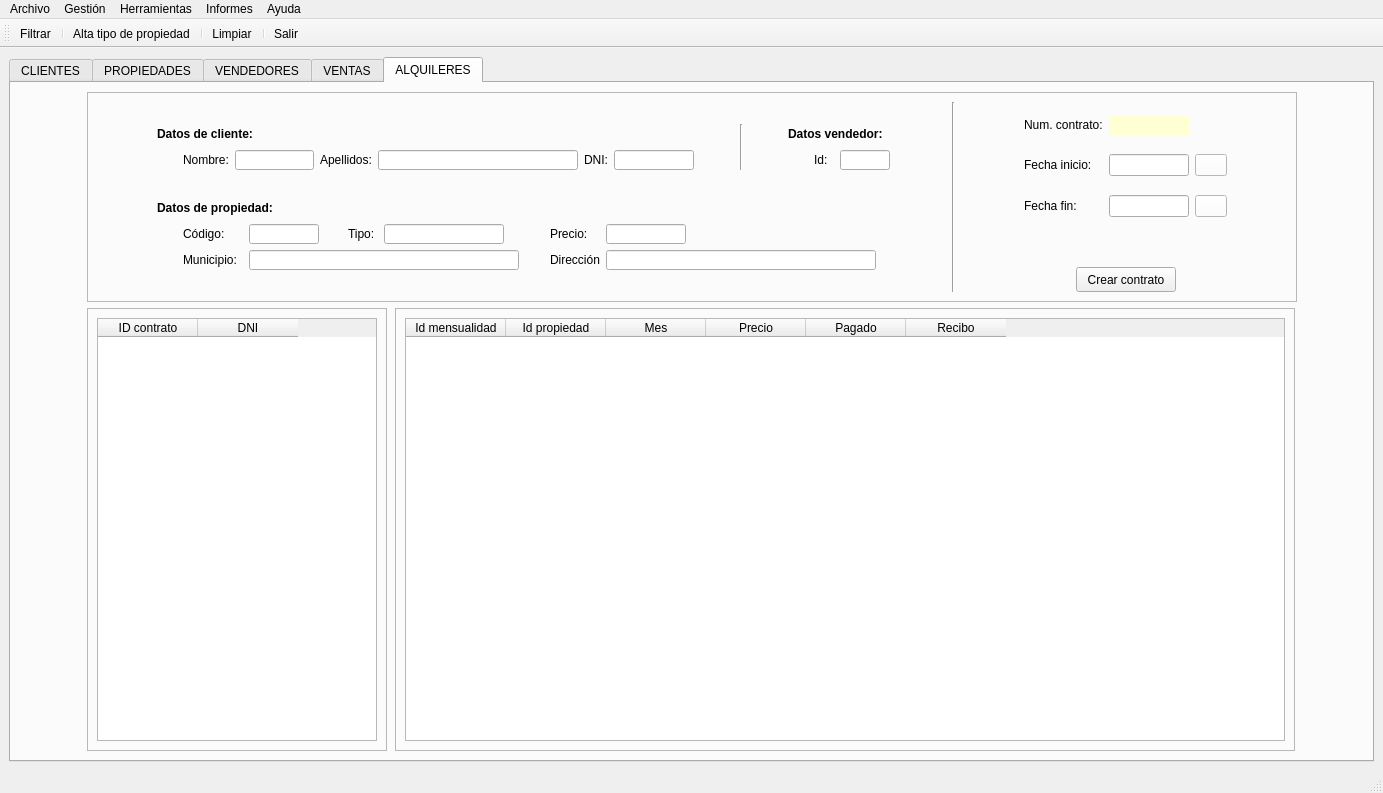
yelkov/ProyectoDI, file templates/venPrincipal.ui: the form before one commit.
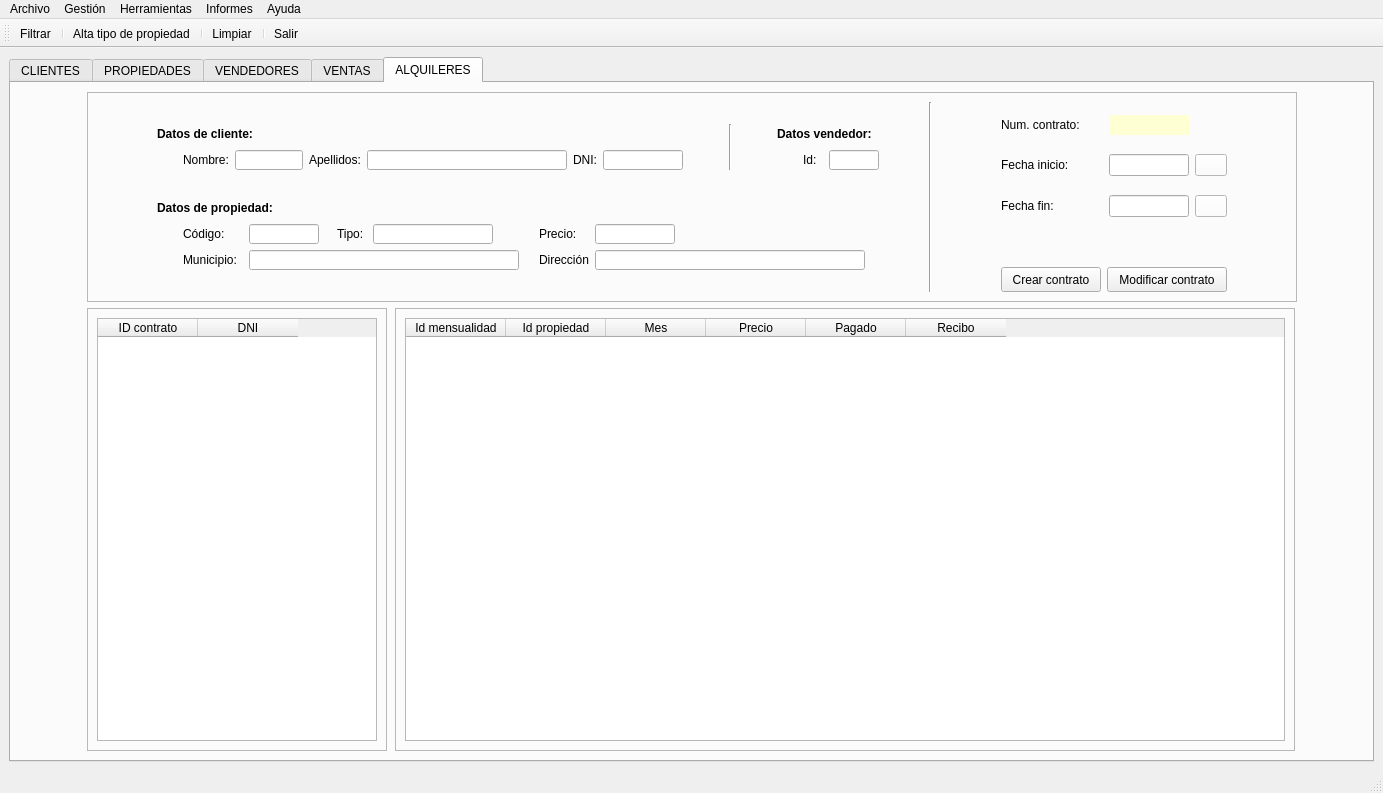
The form after the commit. Icons and pictures are not drawn.

Commit message: feat(alquileres): añadir mensualidades a contrato

Diff of the .ui file:
```diff
--- a/templates/venPrincipal.ui
+++ b/templates/venPrincipal.ui
@@ -6688,6 +6688,25 @@
                  </property>
                 </widget>
                </item>
+               <item>
+                <widget class="QPushButton" name="btnModificarContrato">
+                 <property name="minimumSize">
+                  <size>
+                   <width>120</width>
+                   <height>25</height>
+                  </size>
+                 </property>
+                 <property name="maximumSize">
+                  <size>
+                   <width>120</width>
+                   <height>25</height>
+                  </size>
+                 </property>
+                 <property name="text">
+                  <string>Modificar contrato</string>
+                 </property>
+                </widget>
+               </item>
                <item>
                 <spacer name="horizontalSpacer_91">
                  <property name="orientation">
```
The commit also changes 6 other files.
